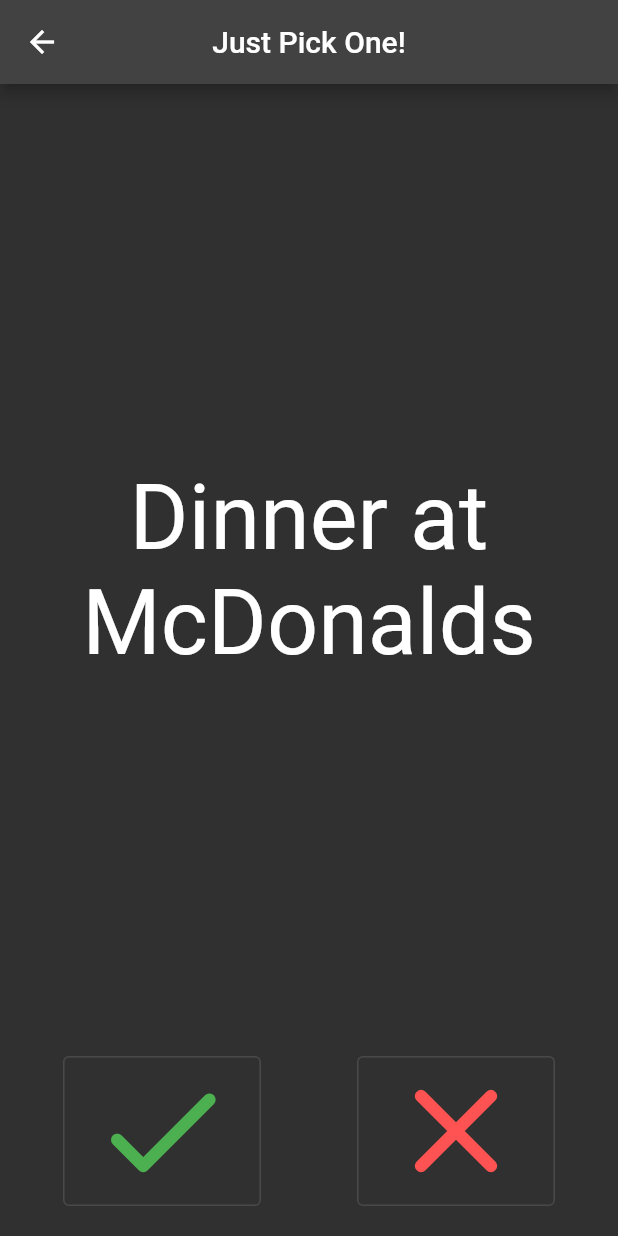
After one commit to jawhnypoh/Just-Pick-One, a Flutter app: the screen it shows after launch, after a tap on the "add" icon, after a tap on "Let's Choose!", on a phone screen of 412 x 824 dp. The commit adds this screen. Run offline on Flutter 3.47's test engine with Material 2 defaults, Android fonts, the phone set to English and light mode, and no system bars.

Commit message:
Added selection and results views UI only

```diff
--- a/lib/main.dart
+++ b/lib/main.dart
@@ -1,4 +1,5 @@
 import 'package:flutter/material.dart';
+import 'package:just_pick_one/views/SelectionView.dart';
 
 void main() {
   runApp(const MyApp());
@@ -21,15 +22,6 @@
 class MyHomePage extends StatefulWidget {
   const MyHomePage({Key? key, required this.title}) : super(key: key);
 
-  // This widget is the home page of your application. It is stateful, meaning
-  // that it has a State object (defined below) that contains fields that affect
-  // how it looks.
-
-  // This class is the configuration for the state. It holds the values (in this
-  // case the title) provided by the parent (in this case the App widget) and
-  // used by the build method of the State. Fields in a Widget subclass are
-  // always marked "final".
-
   final String title;
 
   @override
@@ -37,22 +29,13 @@
 }
 
 class _MyHomePageState extends State<MyHomePage> {
-  int _counter = 0;
   List<TextEditingController> textControllersList = [];
   List<TextField> textFieldsList = [];
 
   @override
   Widget build(BuildContext context) {
-    // This method is rerun every time setState is called, for instance as done
-    // by the _incrementCounter method above.
-    //
-    // The Flutter framework has been optimized to make rerunning build methods
-    // fast, so that you can just rebuild anything that needs updating rather
-    // than having to individually change instances of widgets.
     return Scaffold(
       appBar: AppBar(
-        // Here we take the value from the MyHomePage object that was created by
-        // the App.build method, and use it to set our appbar title.
         title: Text(widget.title),
         centerTitle: true,
       ),
@@ -65,9 +48,6 @@
                   style: TextStyle(color: Colors.grey[350], fontSize: 25.0),
                   textAlign: TextAlign.center),
               const Padding(padding: EdgeInsets.only(bottom: 20.0)),
-              // buildTextFieldWidget(),
-              // buildTextFieldWidget(),
-              // buildTextFieldWidget(),
               Expanded(child: textFieldsListView()),
               addTextFieldButton(),
               doneButton(),
@@ -131,6 +111,11 @@
   }
 
   Widget doneButton() {
-    return ElevatedButton(onPressed: () {}, child: const Text("DONE"));
+    return ElevatedButton(
+        onPressed: () {
+          Navigator.push(context,
+              MaterialPageRoute(builder: (context) => SelectionView()));
+        },
+        child: const Text("Let's Choose!"));
   }
 }
--- /dev/null
+++ b/lib/views/ResultsView.dart
@@ -0,0 +1,16 @@
+// Results Screen to show User Selections
+
+import 'package:flutter/material.dart';
+
+class ResultsView extends StatelessWidget {
+  const ResultsView({Key? key}) : super(key: key);
+
+  @override
+  Widget build(BuildContext context) {
+    return Scaffold(
+        appBar: AppBar(
+            centerTitle: true,
+            // TODO: Dynamically change title based on dinner, movies, things to do
+            title: Text('Results')));
+  }
+}
--- /dev/null
+++ b/lib/views/SelectionView.dart
@@ -0,0 +1,72 @@
+// Selection Screen for User Options
+
+import 'package:flutter/material.dart';
+import 'package:just_pick_one/views/ResultsView.dart';
+
+class SelectionView extends StatelessWidget {
+  const SelectionView({Key? key}) : super(key: key);
+
+  @override
+  Widget build(BuildContext context) {
+    return Scaffold(
+      appBar: AppBar(
+        centerTitle: true,
+        // TODO: Dynamically change title based on dinner, movies, things to do
+        title: Text('Just Pick One!'),
+      ),
+      body: Container(
+        padding: const EdgeInsets.symmetric(horizontal: 10),
+        child: Column(children: [
+          optionViewContainer(),
+          rowContainerForSelectionButtons(context),
+          const Padding(padding: EdgeInsets.only(bottom: 20.0))
+        ]),
+      ),
+    );
+  }
+
+  Widget optionViewContainer() {
+    return Expanded(
+      child: Container(
+        alignment: Alignment.center,
+        child: Text(
+          'Dinner at McDonalds',
+          textAlign: TextAlign.center,
+          style: const TextStyle(fontSize: 60.0),
+        ),
+      ),
+    );
+  }
+
+  Widget rowContainerForSelectionButtons(BuildContext context) {
+    return Container(
+      child: Row(
+          mainAxisAlignment: MainAxisAlignment.spaceAround,
+          crossAxisAlignment: CrossAxisAlignment.center,
+          children: [checkMarkButton(context), cancelButton()]),
+    );
+  }
+
+  Widget checkMarkButton(BuildContext context) {
+    return OutlinedButton(
+        onPressed: () {
+          Navigator.push(
+              context, MaterialPageRoute(builder: (context) => ResultsView()));
+        },
+        child: const Icon(
+          Icons.check_rounded,
+          size: 100.0,
+          color: Colors.green,
+        ));
+  }
+
+  Widget cancelButton() {
+    return OutlinedButton(
+        onPressed: () {},
+        child: const Icon(
+          Icons.clear_rounded,
+          size: 100.0,
+          color: Colors.redAccent,
+        ));
+  }
+}
```
